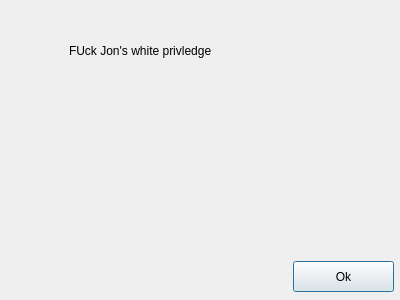
Above: LoginGUI/intro.ui from ShihoVN/HiveChime before the change. Below: the same form after it.
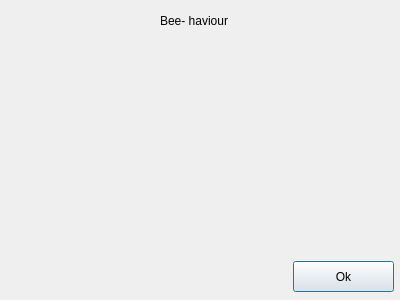
That is the form after the change.

The edit to the form file:
```diff
--- a/LoginGUI/intro.ui
+++ b/LoginGUI/intro.ui
@@ -13,19 +13,6 @@
   <property name="windowTitle">
    <string>Dialog</string>
   </property>
-  <widget class="QLabel" name="label">
-   <property name="geometry">
-    <rect>
-     <x>69</x>
-     <y>30</y>
-     <width>221</width>
-     <height>41</height>
-    </rect>
-   </property>
-   <property name="text">
-    <string>FUck Jon's white privledge</string>
-   </property>
-  </widget>
   <widget class="QPushButton" name="pushButton">
    <property name="geometry">
     <rect>
@@ -39,6 +26,19 @@
     <string>Ok</string>
    </property>
   </widget>
+  <widget class="QLabel" name="label">
+   <property name="geometry">
+    <rect>
+     <x>160</x>
+     <y>10</y>
+     <width>81</width>
+     <height>21</height>
+    </rect>
+   </property>
+   <property name="text">
+    <string>Bee- haviour </string>
+   </property>
+  </widget>
  </widget>
  <resources/>
  <connections/>
```
